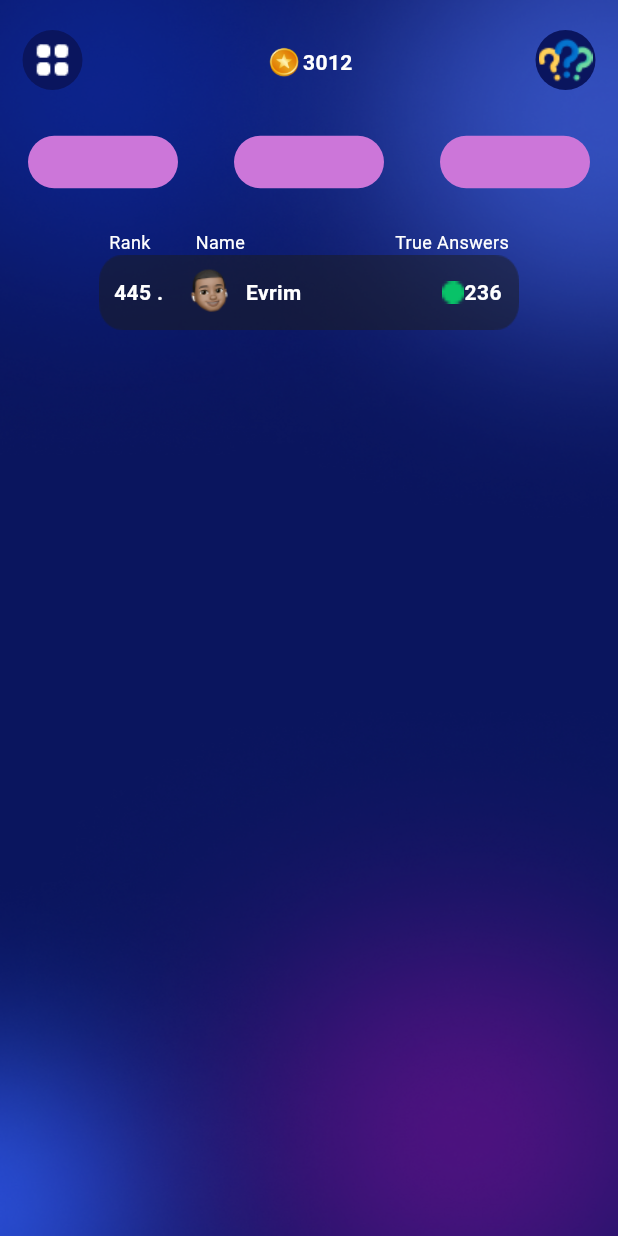
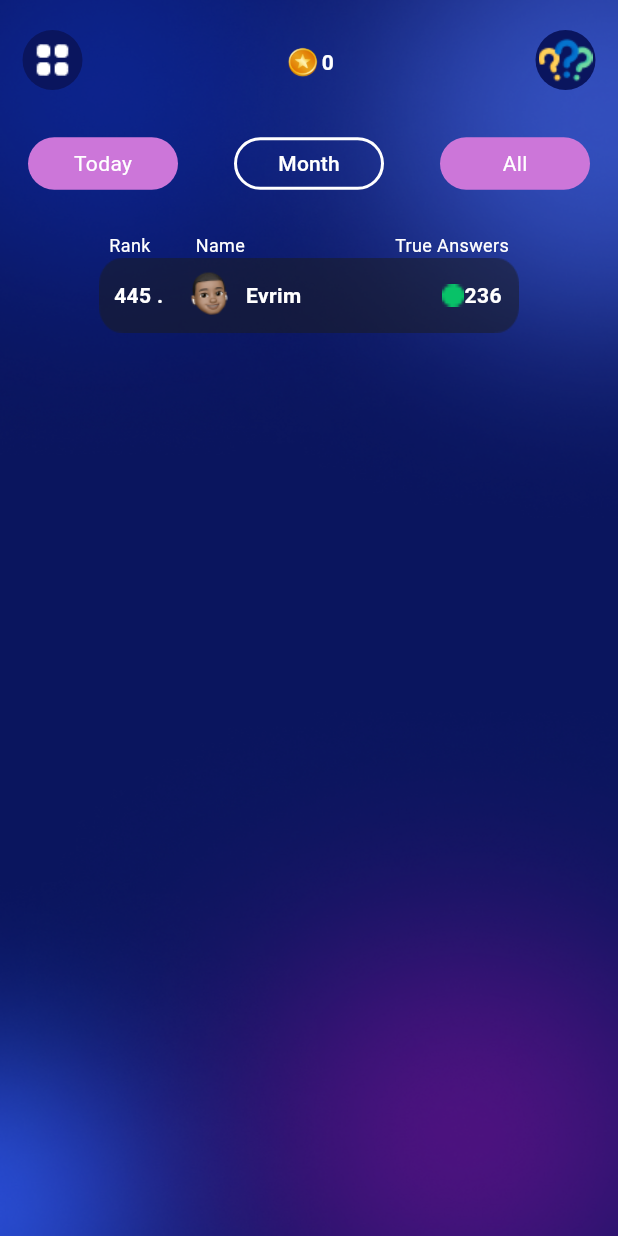
Before and after one commit to saeedalebrahiim/Quiz, a Flutter app: the OneMonthScreen screen opened directly, on a phone screen of 412 x 824 dp. Run offline on Flutter 3.47's test engine with Material 3 defaults, Android fonts, the phone set to English and light mode, and no system bars; our stand-ins replace cached_network_image, chopper, country_code_picker, flutter_styled_toast, image_picker, pinput and 2 more; missing offline and left inert: easy_count_timer, matertino_radio; accounts and stored records are empty; generated files the repository leaves out were written again; network calls fail.

Commit message:
nav rating

```diff
--- a/lib/view/myrating/onemonth/one_month_screen.dart.dart
+++ b/lib/view/myrating/onemonth/one_month_screen.dart.dart
@@ -1,5 +1,9 @@
 import 'package:flutter/material.dart';
+import 'package:provider/provider.dart';
 import 'package:quiz/components/rating_card/rating_card_onemonth.dart';
+import 'package:quiz/provider/profile.dart';
+import 'package:quiz/view/buycoin/buy_coin_screen.dart';
+import 'package:quiz/view/myrating/today/today_screen.dart';
 
 class OneMonthScreen extends StatelessWidget {
   const OneMonthScreen({super.key});
@@ -54,6 +58,21 @@ class OneMonthScreen extends StatelessWidget {
                   ),
                   Padding(
                     padding: const EdgeInsets.only(top: 23),
+                    child: InkWell(
+                      onTap: () {
+                        Navigator.of(context).push(
+                          PageRouteBuilder(
+                              pageBuilder: (_, __, ___) =>
+                                  const BuyCoinScreen(),
+                              transitionDuration:
+                                  const Duration(milliseconds: 500),
+                              transitionsBuilder: (_, a, __, c) =>
+                                  FadeTransition(
+                                    opacity: a,
+                                    child: c,
+                                  )),
+                        );
+                      },
                       child: Row(
                         mainAxisSize: MainAxisSize.min,
                         children: [
@@ -62,14 +81,17 @@ class OneMonthScreen extends StatelessWidget {
                             width: 25,
                             height: 25,
                           ),
-                        const Text(
-                          '3012',
-                          style: TextStyle(
+                          Consumer<ProfileState>(
+                            builder: (context, value, child) => Text(
+                              value.userBalance.toString(),
+                              style: const TextStyle(
                                   fontSize: 14,
                                   color: Colors.white,
                                   fontWeight: FontWeight.w600),
-                        )
+                            ),
+                          ),
                         ],
+                      ),
                     ),
                   ),
                   Padding(
@@ -110,13 +132,32 @@ class OneMonthScreen extends StatelessWidget {
                       BoxDecoration(borderRadius: BorderRadius.circular(20)),
                   dividerColor: Colors.transparent,
                   tabs: [
-                    Tab(
+                    RawMaterialButton(
+                      onPressed: () {
+                        Navigator.of(context).pushReplacement(
+                          PageRouteBuilder(
+                              pageBuilder: (_, __, ___) => const TodayScreen(),
+                              transitionDuration:
+                                  const Duration(milliseconds: 500),
+                              transitionsBuilder: (_, a, __, c) =>
+                                  FadeTransition(
+                                    opacity: a,
+                                    child: c,
+                                  )),
+                        );
+                      },
                       child: Container(
                         height: 35,
                         width: 100,
                         decoration: BoxDecoration(
                             borderRadius: BorderRadius.circular(25),
                             color: const Color.fromARGB(255, 204, 118, 217)),
+                        child: const Center(
+                          child: Text(
+                            "Today",
+                            style: TextStyle(color: Colors.white),
+                          ),
+                        ),
                       ),
                     ),
                     Tab(
@@ -125,16 +166,46 @@ class OneMonthScreen extends StatelessWidget {
                         width: 100,
                         decoration: BoxDecoration(
                             borderRadius: BorderRadius.circular(25),
-                            color: const Color.fromARGB(255, 204, 118, 217)),
+                            color: Colors.transparent,
+                            border: Border.all(
+                                color: Colors.white,
+                                width: 2,
+                                style: BorderStyle.solid)),
+                        child: const Center(
+                          child: Text(
+                            "Month",
+                            style: TextStyle(color: Colors.white),
                           ),
                         ),
-                    Tab(
+                      ),
+                    ),
+                    RawMaterialButton(
+                      onPressed: () {
+                        // Navigator.of(context).pushReplacement(
+                        //   PageRouteBuilder(
+                        //       pageBuilder: (_, __, ___) =>
+                        //           const OneMonthScreen(),
+                        //       transitionDuration:
+                        //           const Duration(milliseconds: 500),
+                        //       transitionsBuilder: (_, a, __, c) =>
+                        //           FadeTransition(
+                        //             opacity: a,
+                        //             child: c,
+                        //           )),
+                        // );
+                      },
                       child: Container(
                         height: 35,
                         width: 100,
                         decoration: BoxDecoration(
                             borderRadius: BorderRadius.circular(25),
                             color: const Color.fromARGB(255, 204, 118, 217)),
+                        child: const Center(
+                          child: Text(
+                            "All",
+                            style: TextStyle(color: Colors.white),
+                          ),
+                        ),
                       ),
                     ),
                   ]),
```
Also changed, not shown: lib/view/myrating/today/today_screen.dart (+52 -8 lines). Lines whose indentation alone changed are shown as unchanged.
